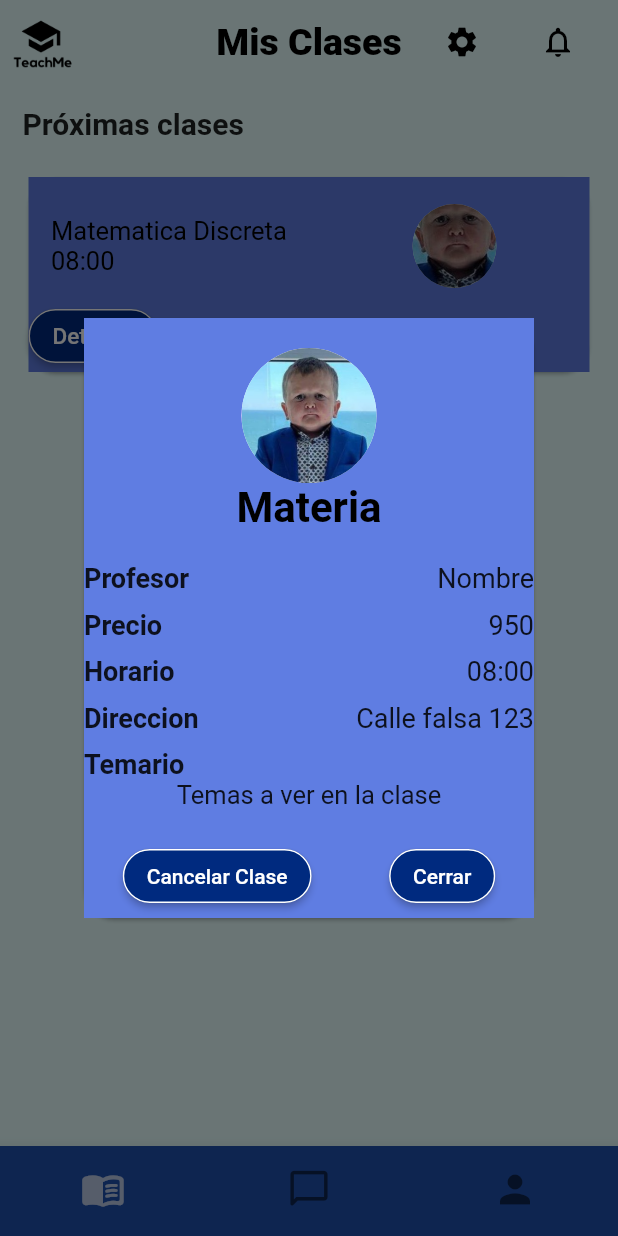
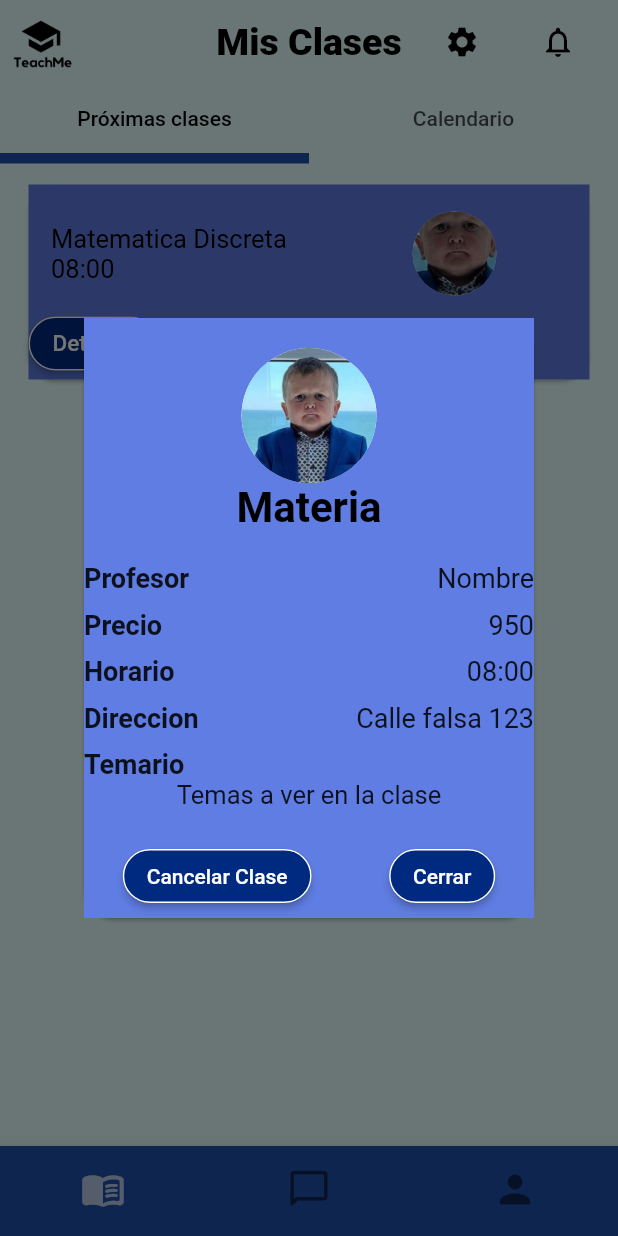
Before and after one commit to daviditco4/teachme-app, a Flutter app: the screen it shows once a user with an empty profile is signed in, after a tap on "Detalles", on a phone screen of 412 x 824 dp. Run offline on Flutter 3.47's test engine with Material 2 defaults, Android fonts, the phone set to English and light mode, and no system bars; our stand-ins replace cloud_firestore, firebase_auth, firebase_core, firebase_storage, flutter_rating_bar, font_awesome_flutter and 5 more; missing offline and left inert: flutter_google_places, google_api_headers, google_maps_webservice, mercado_pago_mobile_checkout; accounts and stored records are empty.

Commit message:
Se agregó la vista calendario

```diff
--- a/lib/main.dart
+++ b/lib/main.dart
@@ -10,7 +10,6 @@ import 'package:teachme_app/pages/profile/student_profile_page.dart';
 import 'package:teachme_app/pages/splash_page.dart';
 import 'package:provider/provider.dart';
 import 'package:teachme_app/pages/profile/teacher_profile_page.dart';
-
 import 'pages/loading_page.dart';
 import 'pages/notifications_page.dart';
 import 'pages/settings_page.dart';
--- a/lib/pages/my_classes_page.dart
+++ b/lib/pages/my_classes_page.dart
@@ -1,4 +1,5 @@
 import 'package:flutter/material.dart';
+import 'package:table_calendar/table_calendar.dart';
 import 'package:teachme_app/constants/theme.dart';
 import 'package:teachme_app/pages/notifications_page.dart';
 import 'package:teachme_app/widgets/bottom_nav_bar.dart';
@@ -15,10 +16,14 @@ class MyClass extends StatefulWidget {
 }
 
 class _MyClass extends State<MyClass> {
+  final CalendarController _calendarController = CalendarController();
+
   @override
   Widget build(BuildContext context) {
-    return Scaffold(
-        extendBodyBehindAppBar: true,
+    return DefaultTabController(
+        length: 2,
+        child: Scaffold(
+        // extendBodyBehindAppBar: true,
         backgroundColor: MyColors.background,
         appBar: AppBar(
           leading: const ImageIcon(
@@ -46,11 +51,22 @@ class _MyClass extends State<MyClass> {
               ),
             ),
           ],
+          bottom: const TabBar(
+            labelColor: MyColors.black,
+            indicatorWeight: 7,
+            indicatorColor: MyColors.bottomNavBarBackground,
+            tabs: [
+              Tab(text: "Próximas clases"),
+              Tab(text: "Calendario"),
+            ],
+          ),
           backgroundColor: MyColors.background,
           elevation: 0,
         ),
         bottomNavigationBar: const TMBottomNavigationBar(),
-        body: SafeArea(
+        body: TabBarView(
+          children: [
+            SafeArea(
               child: SingleChildScrollView(
                 child: Padding(
                   padding:
@@ -58,11 +74,6 @@ class _MyClass extends State<MyClass> {
                   child: Column(
                     crossAxisAlignment: CrossAxisAlignment.stretch,
                     children: const <Widget>[
-                  Padding(
-                    padding: EdgeInsets.only(top: 5, bottom: 20),
-                    child:
-                        Text("Próximas clases", style: TextStyle(fontSize: 20, fontWeight: FontWeight.bold)),
-                  ),
                       CardClass(
                           title:
                               'Matematica Discreta',
@@ -73,6 +84,49 @@ class _MyClass extends State<MyClass> {
                   ),
                 ),
               ),
-        ));
+            ),
+            SingleChildScrollView(
+              child: Column(
+                crossAxisAlignment: CrossAxisAlignment.start,
+                children: <Widget>[
+                  Card(
+                    clipBehavior: Clip.antiAlias,
+                    margin: const EdgeInsets.all(8.0),
+                    child: TableCalendar(
+                      calendarController: _calendarController,
+                      headerStyle: HeaderStyle(
+                        decoration: const BoxDecoration(
+                          color: MyColors.bottomNavBarBackground,
+                        ),
+                        headerMargin: const EdgeInsets.only(bottom: 8),
+                        titleTextStyle: const TextStyle(
+                          color: Colors.white,
+                          fontSize: 18.0,
+                        ),
+                        formatButtonTextStyle: const TextStyle(
+                          color: Colors.white,
+                        ),
+                        formatButtonDecoration: BoxDecoration(
+                          border: Border.all(color: Colors.white),
+                          borderRadius: BorderRadius.circular(12.0),
+                        ),
+                        leftChevronIcon: const Icon(
+                          Icons.chevron_left,
+                          color: Colors.white,
+                        ),
+                        rightChevronIcon: const Icon(
+                          Icons.chevron_right,
+                          color: Colors.white,
+                        ),
+                      ),
+                    ),
+                  ),
+                ],
+              ),
+            ),
+          ]
+          )
+        )
+    );
   }
 }
--- a/lib/widgets/bottom_nav_bar.dart
+++ b/lib/widgets/bottom_nav_bar.dart
@@ -1,9 +1,5 @@
 // ignore_for_file: prefer_const_constructors
-import 'package:cloud_firestore/cloud_firestore.dart';
-import 'package:firebase_auth/firebase_auth.dart';
-import 'package:firebase_storage/firebase_storage.dart';
 import 'package:flutter/material.dart';
-import 'package:path/path.dart';
 import 'package:teachme_app/constants/theme.dart';
 import 'package:teachme_app/main.dart';
 import 'package:teachme_app/pages/my_classes_page.dart';
@@ -11,7 +7,6 @@ import 'package:teachme_app/pages/messages/chat_room.dart';
 import 'package:teachme_app/pages/profile/student_profile_page.dart';
 import 'package:teachme_app/pages/profile/teacher_profile_page.dart';
 import 'package:teachme_app/widgets/other/tm_navigator.dart';
-
 import '../pages/search_page.dart';
 
 int _currentIndex = 0;
--- a/pubspec.yaml
+++ b/pubspec.yaml
@@ -47,6 +47,7 @@ dependencies:
   google_maps_flutter: ^2.0.6
   flutter_google_places: ^0.3.0
   mercado_pago_mobile_checkout: ^0.1.1
+  table_calendar: ^2.3.1
 
 
 dev_dependencies:
```
Also changed, not shown: pubspec.lock. Lines whose indentation alone changed are shown as unchanged.
